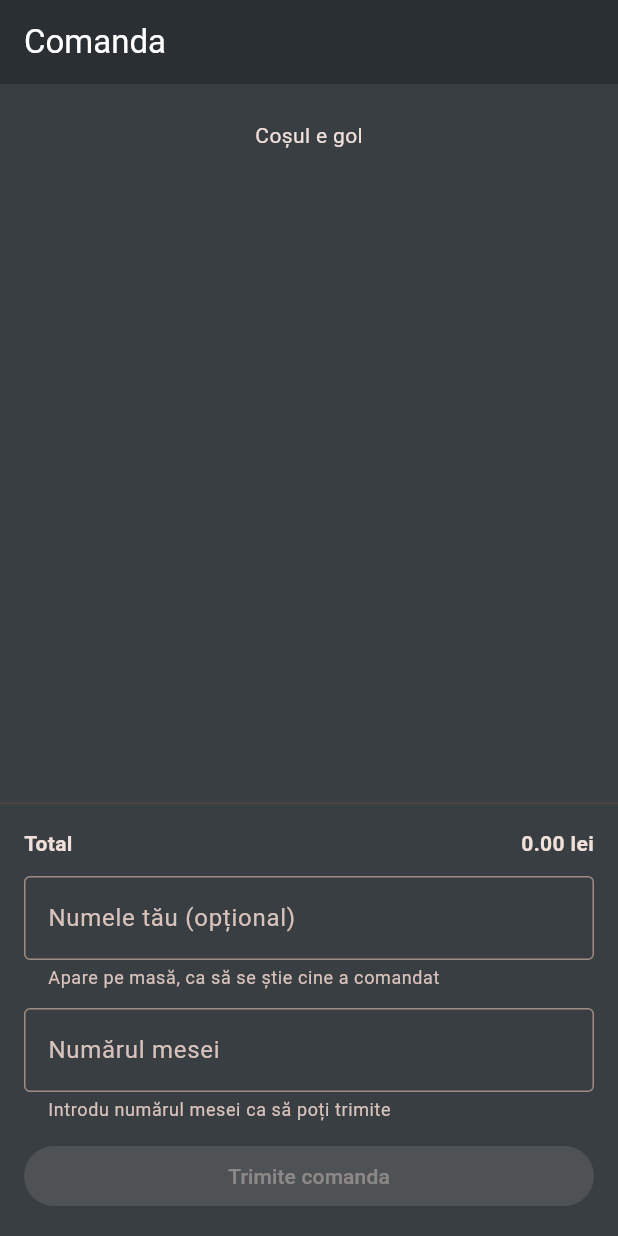
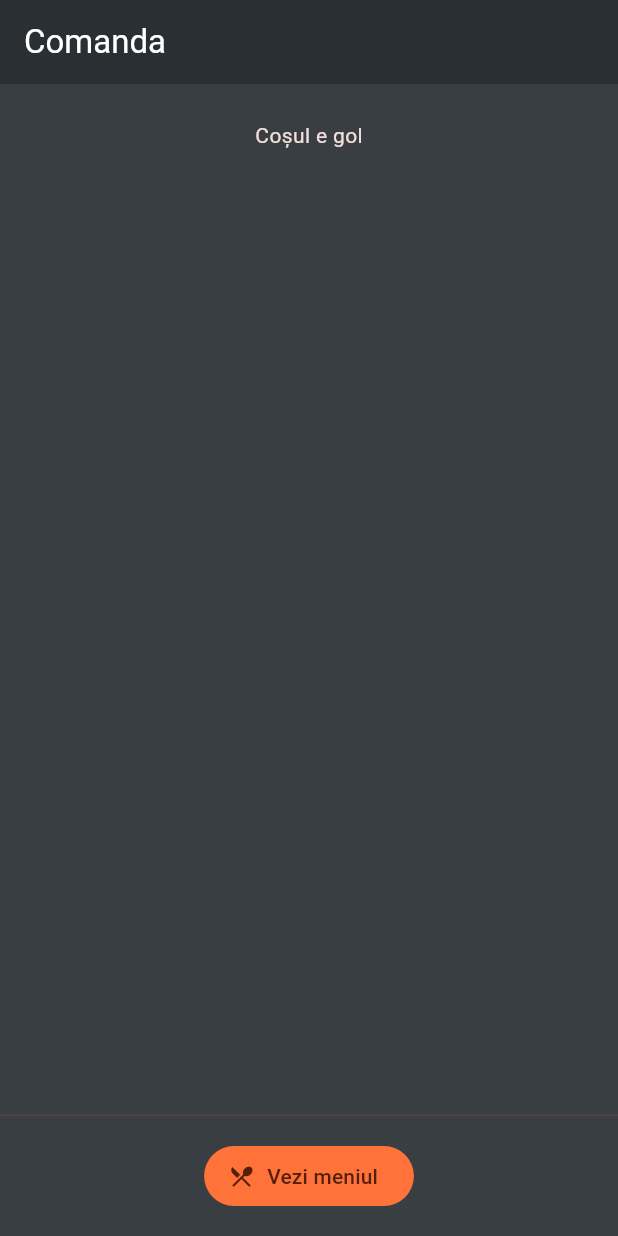
Before and after one commit to bogdanbaloi/qorder, a Flutter app: the CartScreen screen opened by its route, on a phone screen of 412 x 824 dp. Run offline on Flutter 3.47's test engine with Material 3 defaults, Android fonts, the phone set to English and light mode, and no system bars; our stand-ins replace flutter_riverpod, go_router, shared_preferences; accounts and stored records are empty.

Commit message:
UX: empty cart shows 'Vezi meniul' instead of a dead order form

```diff
--- a/lib/features/cart/cart_screen.dart
+++ b/lib/features/cart/cart_screen.dart
@@ -36,6 +36,14 @@ class _CartScreenState extends ConsumerState<CartScreen> {
     super.dispose();
   }
 
+  void _goToMenu() {
+    if (context.canPop()) {
+      context.pop();
+    } else {
+      context.go('/menu');
+    }
+  }
+
   @override
   Widget build(BuildContext context) {
     final cart = ref.watch(cartProvider);
@@ -43,6 +51,11 @@ class _CartScreenState extends ConsumerState<CartScreen> {
     final canSubmit = ref.watch(canSubmitProvider);
     final order = ref.watch(orderControllerProvider);
     final tableTouched = _tableCtrl.text.trim().isNotEmpty;
+
+    // The order form only makes sense with items in the cart, or when an order
+    // was just submitted (so the confirmation stays visible after the cart
+    // empties). Otherwise we just offer a way back to the menu.
+    final showForm = !cart.isEmpty || order.phase != SubmitPhase.idle;
 
     return Scaffold(
       appBar: AppBar(title: const Text('Comanda')),
@@ -94,9 +107,11 @@ class _CartScreenState extends ConsumerState<CartScreen> {
           const Divider(height: 1),
           Padding(
             padding: const EdgeInsets.all(16),
-            child: Column(
+            child: showForm
+                ? Column(
                     crossAxisAlignment: CrossAxisAlignment.stretch,
                     children: [
+                      if (!cart.isEmpty) ...[
                         Row(
                           children: [
                             const Text(
@@ -106,7 +121,9 @@ class _CartScreenState extends ConsumerState<CartScreen> {
                             const Spacer(),
                             Text(
                               cart.subtotal.format(),
-                      style: const TextStyle(fontWeight: FontWeight.bold),
+                              style: const TextStyle(
+                                fontWeight: FontWeight.bold,
+                              ),
                             ),
                           ],
                         ),
@@ -115,7 +132,8 @@ class _CartScreenState extends ConsumerState<CartScreen> {
                           controller: _nameCtrl,
                           decoration: const InputDecoration(
                             labelText: 'Numele tău (opțional)',
-                    helperText: 'Apare pe masă, ca să se știe cine a comandat',
+                            helperText:
+                                'Apare pe masă, ca să se știe cine a comandat',
                             border: OutlineInputBorder(),
                           ),
                           onChanged: (v) =>
@@ -132,7 +150,8 @@ class _CartScreenState extends ConsumerState<CartScreen> {
                                 : 'Introdu numărul mesei ca să poți trimite',
                             border: const OutlineInputBorder(),
                             errorText:
-                        tableTouched && (table == null || !table.validated)
+                                tableTouched &&
+                                    (table == null || !table.validated)
                                 ? 'Număr de masă invalid'
                                 : null,
                           ),
@@ -147,8 +166,14 @@ class _CartScreenState extends ConsumerState<CartScreen> {
                           },
                         ),
                         const SizedBox(height: 12),
+                      ],
                       _SubmitArea(order: order, canSubmit: canSubmit),
                     ],
+                  )
+                : FilledButton.icon(
+                    onPressed: _goToMenu,
+                    icon: const Icon(Icons.restaurant_menu),
+                    label: const Text('Vezi meniul'),
                   ),
           ),
         ],
```
Lines whose indentation alone changed are shown as unchanged.
